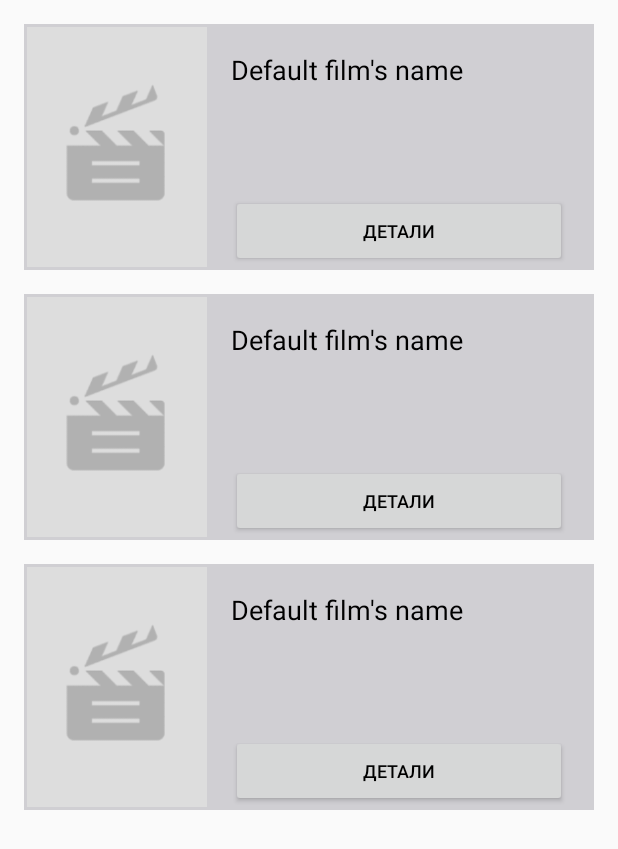
After one commit to Kochenkov/AndroidApp-AnimeCatalog, an Android app: the layout activity_films_list.xml on its own in the app's theme, with its tools: preview values and no code run, on a phone screen of 412 x 824 dp. The commit adds this screen. Shown: the top 849 px of the screen. Run offline under Robolectric (Android 15) with nearby library versions, the phone set to English and light mode, and no system bars.

Commit message:
create activities and layouts

```diff
--- a/app/src/main/AndroidManifest.xml
+++ b/app/src/main/AndroidManifest.xml
@@ -9,7 +9,8 @@
         android:roundIcon="@mipmap/ic_launcher_round"
         android:supportsRtl="true"
         android:theme="@style/AppTheme">
-        <activity android:name=".MainActivity">
+        <activity android:name=".FilmInfoActivity"/>
+        <activity android:name=".FilmsListActivity">
             <intent-filter>
                 <action android:name="android.intent.action.MAIN" />
 
--- a/app/src/main/java/com/vkochenkov/filmscatalog/MainActivity.kt
+++ b/app/src/main/java/com/vkochenkov/filmscatalog/FilmInfoActivity.kt
@@ -3,9 +3,10 @@ package com.vkochenkov.filmscatalog
 import androidx.appcompat.app.AppCompatActivity
 import android.os.Bundle
 
-class MainActivity : AppCompatActivity() {
+class FilmInfoActivity : AppCompatActivity() {
+
     override fun onCreate(savedInstanceState: Bundle?) {
         super.onCreate(savedInstanceState)
-        setContentView(R.layout.activity_main)
+        setContentView(R.layout.activity_film_info)
     }
 }
--- /dev/null
+++ b/app/src/main/java/com/vkochenkov/filmscatalog/FilmsListActivity.kt
@@ -0,0 +1,42 @@
+package com.vkochenkov.filmscatalog
+
+import android.os.Bundle
+import android.widget.ImageView
+import android.widget.TextView
+import androidx.appcompat.app.AppCompatActivity
+import com.vkochenkov.filmscatalog.model.Film
+
+class FilmsListActivity : AppCompatActivity() {
+
+    lateinit var imagesArr: Array<Int>
+    lateinit var titlesArr: Array<Int>
+    lateinit var descriptionsArr: Array<Int>
+
+    lateinit var filmsArr: Array<Film>
+
+    override fun onCreate(savedInstanceState: Bundle?) {
+        super.onCreate(savedInstanceState)
+        setContentView(R.layout.activity_films_list)
+
+        createData()
+    }
+
+    private fun createData() {
+        filmsArr = arrayOf(
+            Film(R.string.film_title_1, R.string.film_description_1, R.drawable.im_film_1),
+            Film(R.string.film_title_2, R.string.film_description_2, R.drawable.im_film_2),
+            Film(R.string.film_title_3, R.string.film_description_3, R.drawable.im_film_3)
+        )
+
+        titlesArr = arrayOf(R.id.tv_title_film_1, R.id.tv_title_film_2, R.id.tv_title_film_3)
+        imagesArr = arrayOf(R.id.imv_film_1, R.id.imv_film_2, R.id.imv_film_3)
+
+        for (i in 0..2) {
+            val textView = findViewById<TextView>(titlesArr[i])
+            textView.text = getString(filmsArr[i].titleRes)
+
+            val imageView = findViewById<ImageView>(imagesArr[i])
+            imageView.setImageResource(filmsArr[i].imageRes)
+        }
+    }
+}
--- a/app/src/main/res/layout/activity_main.xml
+++ b/app/src/main/res/layout/activity_film_info.xml
@@ -4,15 +4,6 @@
     xmlns:tools="http://schemas.android.com/tools"
     android:layout_width="match_parent"
     android:layout_height="match_parent"
-    tools:context=".MainActivity">
-
-    <TextView
-        android:layout_width="wrap_content"
-        android:layout_height="wrap_content"
-        android:text="Hello World!"
-        app:layout_constraintBottom_toBottomOf="parent"
-        app:layout_constraintLeft_toLeftOf="parent"
-        app:layout_constraintRight_toRightOf="parent"
-        app:layout_constraintTop_toTopOf="parent" />
+    tools:context=".FilmInfoActivity">
 
 </androidx.constraintlayout.widget.ConstraintLayout>
--- /dev/null
+++ b/app/src/main/res/layout/activity_films_list.xml
@@ -0,0 +1,171 @@
+<?xml version="1.0" encoding="utf-8"?>
+<ScrollView xmlns:android="http://schemas.android.com/apk/res/android"
+    xmlns:app="http://schemas.android.com/apk/res-auto"
+    xmlns:tools="http://schemas.android.com/tools"
+    android:layout_width="match_parent"
+    android:layout_height="match_parent"
+    tools:context=".FilmsListActivity">
+
+    <LinearLayout
+        android:layout_width="match_parent"
+        android:layout_height="wrap_content"
+        android:orientation="vertical">
+
+        <androidx.constraintlayout.widget.ConstraintLayout
+            android:id="@+id/film_element_1"
+            android:layout_width="match_parent"
+            android:layout_height="wrap_content"
+            android:layout_marginStart="@dimen/main_margin"
+            android:layout_marginTop="@dimen/main_margin"
+            android:layout_marginEnd="@dimen/main_margin"
+            android:background="@color/colorPrimary"
+            android:padding="@dimen/element_padding">
+
+            <ImageView
+                android:id="@+id/imv_film_1"
+                android:layout_width="120dp"
+                android:layout_height="160dp"
+                android:scaleType="centerCrop"
+                android:src="@drawable/im_default_film"
+                app:layout_constraintBottom_toBottomOf="parent"
+                app:layout_constraintStart_toStartOf="parent"
+                app:layout_constraintTop_toTopOf="parent" />
+
+            <TextView
+                android:id="@+id/tv_title_film_1"
+                android:layout_width="0dp"
+                android:layout_height="wrap_content"
+                android:layout_marginStart="@dimen/main_margin"
+                android:layout_marginTop="@dimen/main_margin"
+                android:layout_marginEnd="@dimen/main_margin"
+                android:text="@string/default_film_title"
+                android:textColor="@color/colorBlack"
+                android:textSize="@dimen/large_text_size"
+                app:layout_constraintBottom_toBottomOf="parent"
+                app:layout_constraintEnd_toEndOf="parent"
+                app:layout_constraintStart_toEndOf="@+id/imv_film_1"
+                app:layout_constraintTop_toTopOf="parent"
+                app:layout_constraintVertical_bias="0.0" />
+
+            <Button
+                android:id="@+id/btn_details_1"
+                android:layout_width="0dp"
+                android:layout_height="wrap_content"
+                android:layout_marginStart="@dimen/main_margin"
+                android:layout_marginEnd="@dimen/main_margin"
+                android:text="@string/btn_detail_text"
+                android:textColor="@color/colorBlack"
+                android:textSize="@dimen/little_text_size"
+                app:layout_constraintBottom_toBottomOf="parent"
+                app:layout_constraintEnd_toEndOf="parent"
+                app:layout_constraintStart_toEndOf="@+id/imv_film_1" />
+
+
+        </androidx.constraintlayout.widget.ConstraintLayout>
+
+        <androidx.constraintlayout.widget.ConstraintLayout
+            android:id="@+id/film_element_2"
+            android:layout_width="match_parent"
+            android:layout_height="wrap_content"
+            android:layout_marginStart="@dimen/main_margin"
+            android:layout_marginTop="@dimen/main_margin"
+            android:layout_marginEnd="@dimen/main_margin"
+            android:background="@color/colorPrimary"
+            android:padding="@dimen/element_padding">
+
+            <ImageView
+                android:id="@+id/imv_film_2"
+                android:layout_width="120dp"
+                android:layout_height="160dp"
+                android:scaleType="centerCrop"
+                android:src="@drawable/im_default_film"
+                app:layout_constraintBottom_toBottomOf="parent"
+                app:layout_constraintStart_toStartOf="parent"
+                app:layout_constraintTop_toTopOf="parent" />
+
+            <TextView
+                android:id="@+id/tv_title_film_2"
+                android:layout_width="0dp"
+                android:layout_height="wrap_content"
+                android:layout_marginStart="@dimen/main_margin"
+                android:layout_marginTop="@dimen/main_margin"
+                android:layout_marginEnd="@dimen/main_margin"
+                android:text="@string/default_film_title"
+                android:textColor="@color/colorBlack"
+                android:textSize="@dimen/large_text_size"
+                app:layout_constraintBottom_toBottomOf="parent"
+                app:layout_constraintEnd_toEndOf="parent"
+                app:layout_constraintStart_toEndOf="@+id/imv_film_2"
+                app:layout_constraintTop_toTopOf="parent"
+                app:layout_constraintVertical_bias="0.0" />
+
+            <Button
+                android:id="@+id/btn_details_2"
+                android:layout_width="0dp"
+                android:layout_height="wrap_content"
+                android:layout_marginStart="@dimen/main_margin"
+                android:layout_marginEnd="@dimen/main_margin"
+                android:text="@string/btn_detail_text"
+                android:textColor="@color/colorBlack"
+                android:textSize="@dimen/little_text_size"
+                app:layout_constraintBottom_toBottomOf="parent"
+                app:layout_constraintEnd_toEndOf="parent"
+                app:layout_constraintStart_toEndOf="@+id/imv_film_2" />
+
+
+        </androidx.constraintlayout.widget.ConstraintLayout>
+
+        <androidx.constraintlayout.widget.ConstraintLayout
+            android:id="@+id/film_element_3"
+            android:layout_width="match_parent"
+            android:layout_height="wrap_content"
+            android:layout_marginStart="@dimen/main_margin"
+            android:layout_marginTop="@dimen/main_margin"
+            android:layout_marginEnd="@dimen/main_margin"
+            android:background="@color/colorPrimary"
+            android:padding="@dimen/element_padding">
+
+            <ImageView
+                android:id="@+id/imv_film_3"
+                android:layout_width="120dp"
+                android:layout_height="160dp"
+                android:scaleType="centerCrop"
+                android:src="@drawable/im_default_film"
+                app:layout_constraintBottom_toBottomOf="parent"
+                app:layout_constraintStart_toStartOf="parent"
+                app:layout_constraintTop_toTopOf="parent" />
+
+            <TextView
+                android:id="@+id/tv_title_film_3"
+                android:layout_width="0dp"
+                android:layout_height="wrap_content"
+                android:layout_marginStart="@dimen/main_margin"
+                android:layout_marginTop="@dimen/main_margin"
+                android:layout_marginEnd="@dimen/main_margin"
+                android:text="@string/default_film_title"
+                android:textColor="@color/colorBlack"
+                android:textSize="@dimen/large_text_size"
+                app:layout_constraintBottom_toBottomOf="parent"
+                app:layout_constraintEnd_toEndOf="parent"
+                app:layout_constraintStart_toEndOf="@+id/imv_film_3"
+                app:layout_constraintTop_toTopOf="parent"
+                app:layout_constraintVertical_bias="0.0" />
+
+            <Button
+                android:id="@+id/btn_details_3"
+                android:layout_width="0dp"
+                android:layout_height="wrap_content"
+                android:layout_marginStart="@dimen/main_margin"
+                android:layout_marginEnd="@dimen/main_margin"
+                android:text="@string/btn_detail_text"
+                android:textColor="@color/colorBlack"
+                android:textSize="@dimen/little_text_size"
+                app:layout_constraintBottom_toBottomOf="parent"
+                app:layout_constraintEnd_toEndOf="parent"
+                app:layout_constraintStart_toEndOf="@+id/imv_film_3" />
+
+
+        </androidx.constraintlayout.widget.ConstraintLayout>
+
+    </LinearLayout>
+</ScrollView>
```
